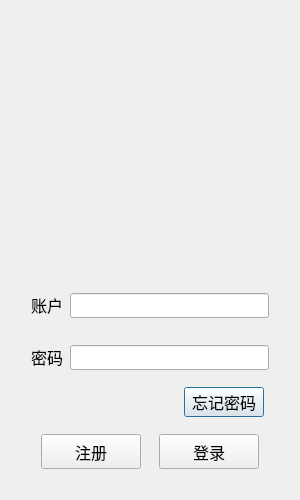
This is logindialog.ui in BaijiuChat/BC_Client as Qt 5 draws it before an edit. The edited form follows.
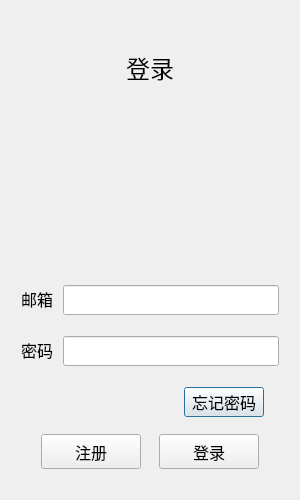
This is the edited form. Icons and pictures are not drawn.

Commit message:
完成登录逻辑
Update global.h

```diff
--- a/logindialog.ui
+++ b/logindialog.ui
@@ -47,79 +47,75 @@
       <widget class="QWidget" name="widget" native="true">
        <layout class="QGridLayout" name="gridLayout">
         <item row="0" column="0">
-         <widget class="QLabel" name="label">
-          <property name="text">
-           <string/>
+         <layout class="QVBoxLayout" name="verticalLayout_3">
+          <item>
+           <widget class="QLabel" name="label">
+            <property name="text">
+             <string/>
+            </property>
+            <property name="pixmap">
+             <pixmap resource="rc.qrc">:/LogReg/res/logo.png</pixmap>
+            </property>
+            <property name="scaledContents">
+             <bool>false</bool>
+            </property>
+            <property name="alignment">
+             <set>Qt::AlignmentFlag::AlignCenter</set>
+            </property>
+           </widget>
+          </item>
+          <item>
+           <widget class="QLabel" name="tip">
+            <property name="font">
+             <font>
+              <pointsize>18</pointsize>
+             </font>
+            </property>
+            <property name="text">
+             <string>登录</string>
+            </property>
+            <property name="alignment">
+             <set>Qt::AlignmentFlag::AlignCenter</set>
+            </property>
+           </widget>
+          </item>
+         </layout>
+        </item>
+        <item row="1" column="0">
+         <spacer name="verticalSpacer">
+          <property name="orientation">
+           <enum>Qt::Orientation::Vertical</enum>
           </property>
-          <property name="pixmap">
-           <pixmap resource="rc.qrc">:/LogReg/res/logo.png</pixmap>
+          <property name="sizeHint" stdset="0">
+           <size>
+            <width>20</width>
+            <height>40</height>
+           </size>
           </property>
-          <property name="scaledContents">
-           <bool>false</bool>
-          </property>
-          <property name="alignment">
-           <set>Qt::AlignmentFlag::AlignCenter</set>
-          </property>
-         </widget>
+         </spacer>
         </item>
        </layout>
       </widget>
      </item>
      <item>
-      <layout class="QHBoxLayout" name="horizontalLayout" stretch="0,0">
-       <property name="spacing">
-        <number>7</number>
-       </property>
+      <layout class="QGridLayout" name="gridLayout_2">
        <property name="leftMargin">
-        <number>10</number>
+        <number>0</number>
        </property>
        <property name="topMargin">
-        <number>10</number>
+        <number>0</number>
        </property>
        <property name="rightMargin">
-        <number>10</number>
+        <number>0</number>
        </property>
        <property name="bottomMargin">
-        <number>10</number>
+        <number>0</number>
        </property>
-       <item>
-        <widget class="QLabel" name="userLabel">
-         <property name="minimumSize">
-          <size>
-           <width>0</width>
-           <height>25</height>
-          </size>
-         </property>
-         <property name="maximumSize">
-          <size>
-           <width>16777215</width>
-           <height>25</height>
-          </size>
-         </property>
-         <property name="sizeIncrement">
-          <size>
-           <width>0</width>
-           <height>0</height>
-          </size>
-         </property>
-         <property name="baseSize">
-          <size>
-           <width>0</width>
-           <height>0</height>
-          </size>
-         </property>
-         <property name="font">
-          <font>
-           <pointsize>12</pointsize>
-          </font>
-         </property>
-         <property name="text">
-          <string>&lt;html&gt;&lt;head/&gt;&lt;body&gt;&lt;p align=&quot;center&quot;&gt;账户&lt;/p&gt;&lt;/body&gt;&lt;/html&gt;</string>
-         </property>
-        </widget>
-       </item>
-       <item>
-        <widget class="QLineEdit" name="userLineEdit">
+       <property name="spacing">
+        <number>0</number>
+       </property>
+       <item row="0" column="2">
+        <widget class="QLineEdit" name="emailLineEdit">
          <property name="sizePolicy">
           <sizepolicy hsizetype="Expanding" vsizetype="Fixed">
            <horstretch>0</horstretch>
@@ -129,6 +125,37 @@
          <property name="minimumSize">
           <size>
            <width>0</width>
+           <height>30</height>
+          </size>
+         </property>
+         <property name="maximumSize">
+          <size>
+           <width>16777215</width>
+           <height>30</height>
+          </size>
+         </property>
+         <property name="font">
+          <font>
+           <pointsize>9</pointsize>
+          </font>
+         </property>
+        </widget>
+       </item>
+       <item row="1" column="2">
+        <widget class="QLabel" name="emailTip">
+         <property name="text">
+          <string/>
+         </property>
+         <property name="alignment">
+          <set>Qt::AlignmentFlag::AlignRight|Qt::AlignmentFlag::AlignTrailing|Qt::AlignmentFlag::AlignVCenter</set>
+         </property>
+        </widget>
+       </item>
+       <item row="0" column="0">
+        <widget class="QLabel" name="userLabel">
+         <property name="minimumSize">
+          <size>
+           <width>0</width>
            <height>25</height>
           </size>
          </property>
@@ -138,28 +165,74 @@
            <height>25</height>
           </size>
          </property>
+         <property name="sizeIncrement">
+          <size>
+           <width>0</width>
+           <height>0</height>
+          </size>
+         </property>
+         <property name="baseSize">
+          <size>
+           <width>0</width>
+           <height>0</height>
+          </size>
+         </property>
+         <property name="font">
+          <font>
+           <pointsize>12</pointsize>
+          </font>
+         </property>
+         <property name="text">
+          <string>&lt;html&gt;&lt;head/&gt;&lt;body&gt;&lt;p align=&quot;center&quot;&gt;邮箱&lt;/p&gt;&lt;/body&gt;&lt;/html&gt;</string>
+         </property>
         </widget>
        </item>
+       <item row="0" column="1">
+        <spacer name="horizontalSpacer_6">
+         <property name="orientation">
+          <enum>Qt::Orientation::Horizontal</enum>
+         </property>
+         <property name="sizeType">
+          <enum>QSizePolicy::Policy::Fixed</enum>
+         </property>
+         <property name="sizeHint" stdset="0">
+          <size>
+           <width>10</width>
+           <height>20</height>
+          </size>
+         </property>
+        </spacer>
+       </item>
       </layout>
      </item>
      <item>
-      <layout class="QHBoxLayout" name="horizontalLayout_4">
-       <property name="spacing">
-        <number>7</number>
-       </property>
+      <layout class="QGridLayout" name="gridLayout_3">
        <property name="leftMargin">
-        <number>10</number>
+        <number>0</number>
        </property>
        <property name="topMargin">
-        <number>10</number>
+        <number>0</number>
        </property>
        <property name="rightMargin">
-        <number>10</number>
+        <number>0</number>
        </property>
        <property name="bottomMargin">
-        <number>10</number>
+        <number>0</number>
        </property>
-       <item>
+       <property name="spacing">
+        <number>0</number>
+       </property>
+       <item row="1" column="2">
+        <widget class="QLabel" name="pwdTip">
+         <property name="text">
+          <string/>
+         </property>
+         <property name="alignment">
+          <set>Qt::AlignmentFlag::AlignRight|Qt::AlignmentFlag::AlignTrailing|Qt::AlignmentFlag::AlignVCenter</set>
+         </property>
+        </widget>
+       </item>
+       <item row="0" column="0">
         <widget class="QLabel" name="pwdLabel">
          <property name="minimumSize">
           <size>
@@ -183,22 +256,38 @@
          </property>
         </widget>
        </item>
-       <item>
+       <item row="0" column="2">
         <widget class="QLineEdit" name="pwdLineEdit">
          <property name="minimumSize">
           <size>
            <width>0</width>
-           <height>25</height>
+           <height>30</height>
           </size>
          </property>
          <property name="maximumSize">
           <size>
            <width>16777215</width>
-           <height>25</height>
+           <height>30</height>
           </size>
          </property>
         </widget>
        </item>
+       <item row="0" column="1">
+        <spacer name="horizontalSpacer_7">
+         <property name="orientation">
+          <enum>Qt::Orientation::Horizontal</enum>
+         </property>
+         <property name="sizeType">
+          <enum>QSizePolicy::Policy::Fixed</enum>
+         </property>
+         <property name="sizeHint" stdset="0">
+          <size>
+           <width>10</width>
+           <height>20</height>
+          </size>
+         </property>
+        </spacer>
+       </item>
       </layout>
      </item>
      <item>
```
The commit also changes 9 other files.
